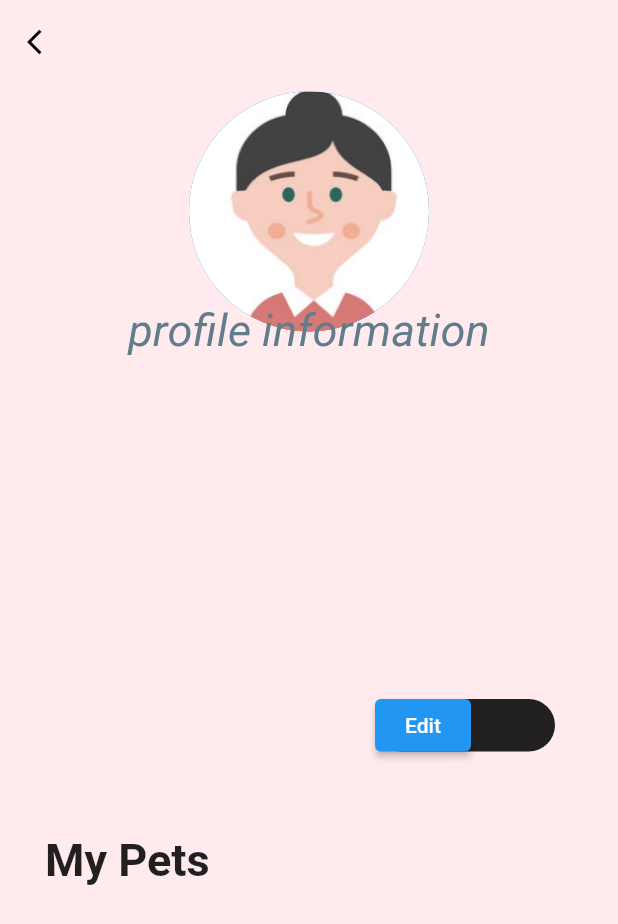
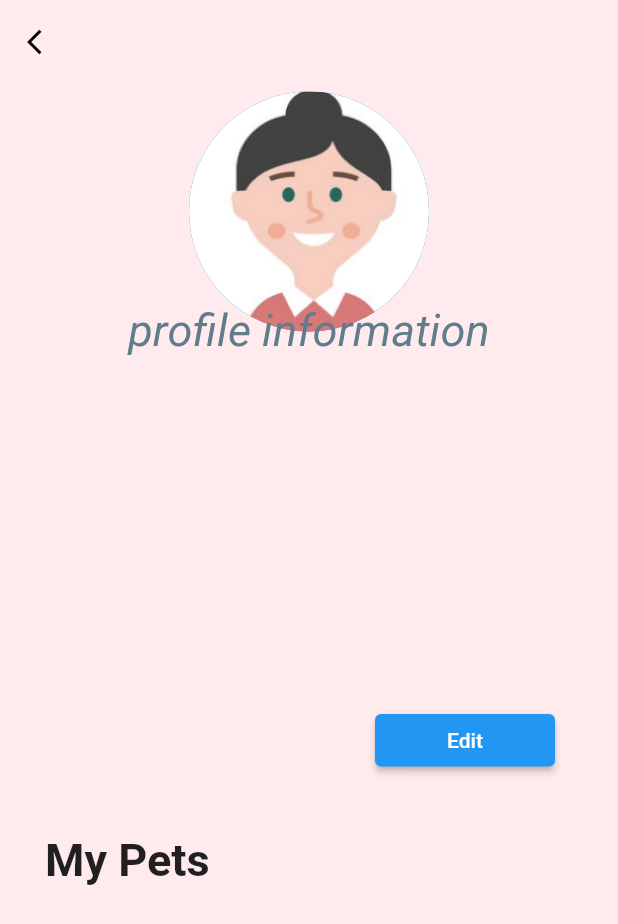
Before and after one commit to Muneerah53/MyPet, a Flutter app: the screen it shows after launch, on a phone screen of 412 x 824 dp. Shown: the top 924 px of the screen. Run offline on Flutter 3.47's test engine with Material 2 defaults, Android fonts, the phone set to English and light mode, and no system bars; our stand-ins replace cloud_firestore, firebase_auth, firebase_core, firebase_database; accounts and stored records are empty.

Commit message:
owner profile shape rounded

```diff
--- a/lib/main.dart
+++ b/lib/main.dart
@@ -86,7 +86,7 @@ class Home extends StatelessWidget {
 
 
                       Container(
-                        padding: EdgeInsets.only(top: 200, bottom: 350,left:20,right: 20),
+                        padding: EdgeInsets.only(top: 180, bottom: 350,left:20,right: 20),
                         child: StreamBuilder<QuerySnapshot>(
                             stream: FirebaseFirestore.instance.collection('pet owners').snapshots(),
                             builder: (context, snapshot) {
@@ -116,22 +116,17 @@ class Home extends StatelessWidget {
                 ),
               ),
 
+
+
+              //Edit button
               Container(
-                margin: EdgeInsets.only(top:410,left:250),
-
+                margin: EdgeInsets.only(top:420,left:250),
                 width: 120, height:35,
-                decoration: BoxDecoration(
-                  borderRadius: BorderRadius.all(Radius.circular(20)),
-                  color: Colors.black87,
+                child: ElevatedButton(onPressed:(){},
+                  child:  Text("Edit", style: new TextStyle(  color: Colors.white),
+                    textAlign: TextAlign.center,),
                 ),
 
-                child: Row(
-                    children: [ ElevatedButton(onPressed:(){},
-                      child:  Text("Edit", style: new TextStyle(  color: Colors.white),
-                        textAlign: TextAlign.center,),
-                    ),
-                    ]
-                ),
               ),
               Container(
                 padding: EdgeInsets.only(top: 500, left:30),
@@ -171,6 +166,7 @@ class Home extends StatelessWidget {
   Widget _buildOwnerCard(BuildContext context, DocumentSnapshot document ) {
   if (document['ownerID'].toString() == 'GApYHCG0gGYHp4D097maEgTnWQ92')
     return Card(
+        shape: RoundedRectangleBorder(borderRadius: BorderRadius.circular(20.0)),
         child: Container(
 
           padding: EdgeInsets.only(left: 10,top:20),
@@ -208,6 +204,7 @@ class Home extends StatelessWidget {
     else
       img="images/cat.jpeg";
      return Card(
+         shape: RoundedRectangleBorder(borderRadius: BorderRadius.circular(20.0)),
          child: Container(
 
            padding: EdgeInsets.all(10),
```
